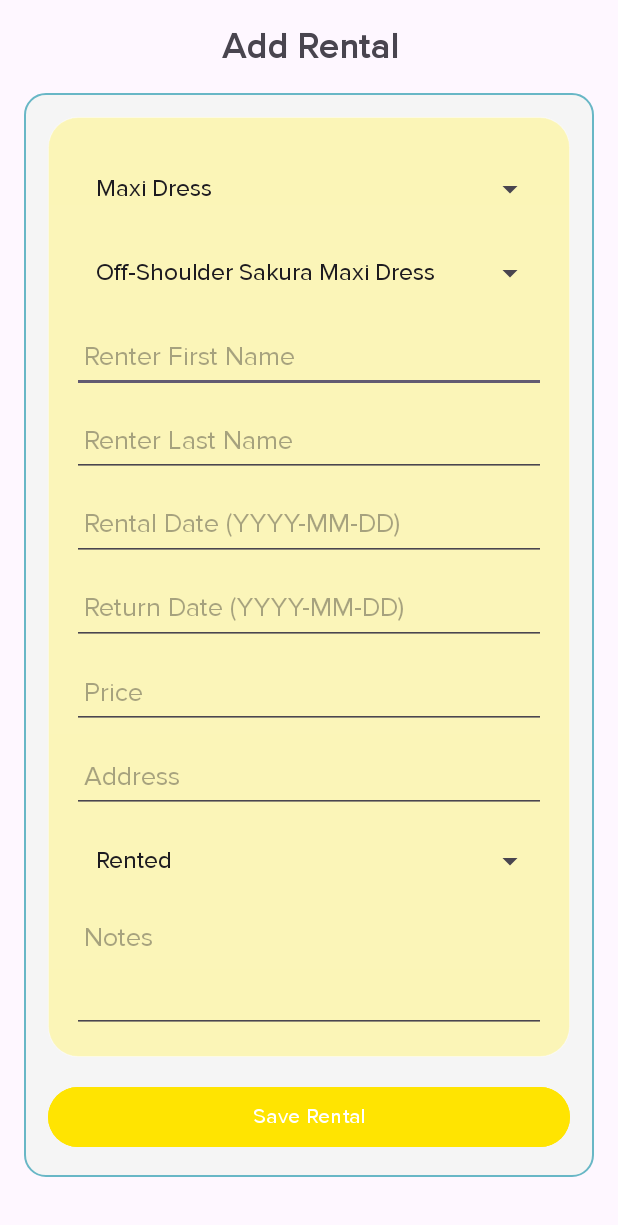
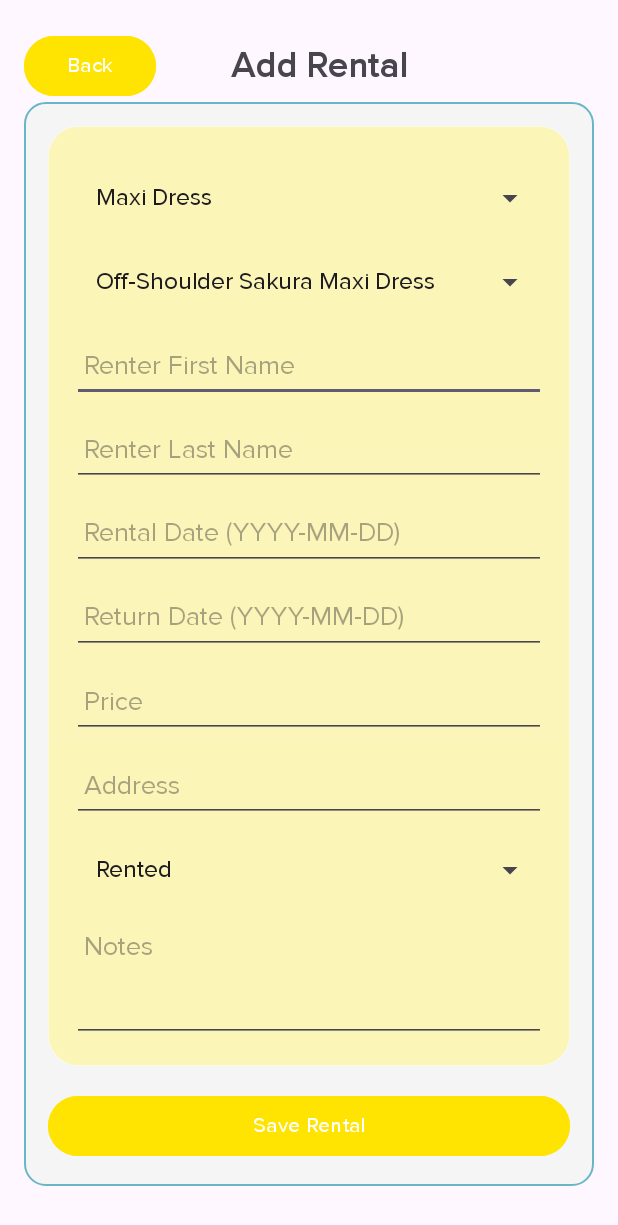
Before and after one commit to AlexaCueto/EtierKOTLIN, an Android app: the AddRentalActivity screen opened directly, with no data from a screen before it, on a phone screen of 412 x 824 dp. Shown: the top 1225 px of the screen. Run offline under Robolectric (Android 15) with nearby library versions, the phone set to English and light mode, and no system bars; libraries missing offline, so code that uses them is left out: com.google.android.libraries; 1 statement that could not run was skipped.

Commit message:
added back button to add rental, and updated strings xml

```diff
--- a/app/src/main/res/layout/activity_add_rental.xml
+++ b/app/src/main/res/layout/activity_add_rental.xml
@@ -5,15 +5,35 @@
     android:layout_height="match_parent"
     android:padding="16dp">
 
-    <TextView
-        android:id="@+id/textTitle"
+    <LinearLayout
         android:layout_width="match_parent"
         android:layout_height="wrap_content"
-        android:text="@string/title_add_rental"
-        android:textSize="24sp"
-        android:textStyle="bold"
-        android:gravity="center"
-        android:layout_marginBottom="16dp" />
+        android:orientation="horizontal"
+        android:gravity="center_vertical"
+        android:layout_marginTop="4dp">
+
+        <Button
+            android:id="@+id/buttonBack"
+            android:layout_width="wrap_content"
+            android:layout_height="48dp"
+            android:text="@string/button_back"
+            android:backgroundTint="#ffe401"
+            android:paddingTop="8dp"
+            android:paddingBottom="8dp"
+            android:layout_marginTop="0dp" />
+
+        <TextView
+            android:id="@+id/textTitle"
+            android:layout_width="0dp"
+            android:layout_height="wrap_content"
+            android:layout_weight="1"
+            android:text="@string/title_add_rental"
+            android:textSize="24sp"
+            android:textStyle="bold"
+            android:gravity="start"
+            android:layout_marginStart="50dp" />
+    </LinearLayout>
+
 
     <ScrollView
         android:layout_width="match_parent"
--- a/app/src/main/res/values/strings.xml
+++ b/app/src/main/res/values/strings.xml
@@ -29,5 +29,4 @@
     <string name="content_desc_item_image">Item image preview</string>
     <string name="text_notes">Notes</string>
     <string name="title_all_rentals">All Current Rentals</string>
-
 </resources>
```
